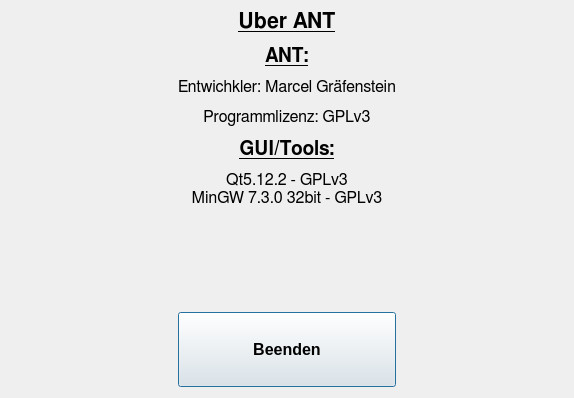
hrafnass/ANTv2, file src/gui/dialogs/main/aboutgamedialog.ui: the form before one commit.
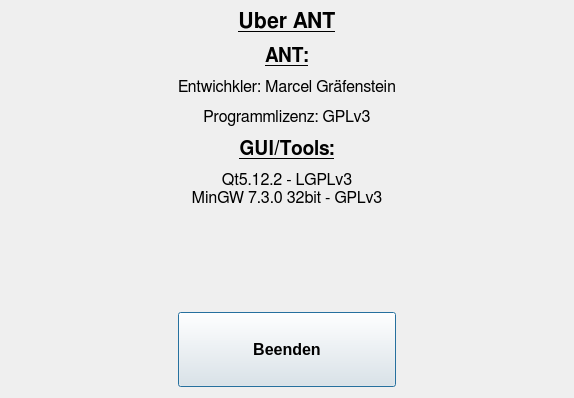
The form after the commit. Icons and pictures are not drawn.

```diff
--- a/src/gui/dialogs/main/aboutgamedialog.ui
+++ b/src/gui/dialogs/main/aboutgamedialog.ui
@@ -114,7 +114,7 @@
       </font>
      </property>
      <property name="text">
-      <string>&lt;html&gt;&lt;head/&gt;&lt;body&gt;&lt;p align=&quot;center&quot;&gt;&lt;span style=&quot; font-weight:600; text-decoration: underline;&quot;&gt;Über ANT&lt;/span&gt;&lt;/p&gt;&lt;p align=&quot;center&quot;&gt;&lt;span style=&quot; font-size:14pt; font-weight:600; text-decoration: underline;&quot;&gt;ANT:&lt;/span&gt;&lt;/p&gt;&lt;p align=&quot;center&quot;&gt;&lt;span style=&quot; font-size:12pt;&quot;&gt;Entwichkler: Marcel Gräfenstein&lt;/span&gt;&lt;/p&gt;&lt;p align=&quot;center&quot;&gt;&lt;span style=&quot; font-size:12pt;&quot;&gt;Programmlizenz: GPLv3&lt;/span&gt;&lt;/p&gt;&lt;p align=&quot;center&quot;&gt;&lt;span style=&quot; font-size:14pt; font-weight:600; text-decoration: underline;&quot;&gt;GUI/Tools:&lt;/span&gt;&lt;/p&gt;&lt;p align=&quot;center&quot;&gt;&lt;span style=&quot; font-size:12pt;&quot;&gt;Qt5.12.2 - GPLv3&lt;br/&gt;MinGW 7.3.0 32bit - GPLv3&lt;/span&gt;&lt;span style=&quot; font-size:10pt;&quot;&gt;&lt;br/&gt;&lt;/span&gt;&lt;/p&gt;&lt;/body&gt;&lt;/html&gt;</string>
+      <string>&lt;html&gt;&lt;head/&gt;&lt;body&gt;&lt;p align=&quot;center&quot;&gt;&lt;span style=&quot; font-weight:600; text-decoration: underline;&quot;&gt;Über ANT&lt;/span&gt;&lt;/p&gt;&lt;p align=&quot;center&quot;&gt;&lt;span style=&quot; font-size:14pt; font-weight:600; text-decoration: underline;&quot;&gt;ANT:&lt;/span&gt;&lt;/p&gt;&lt;p align=&quot;center&quot;&gt;&lt;span style=&quot; font-size:12pt;&quot;&gt;Entwichkler: Marcel Gräfenstein&lt;/span&gt;&lt;/p&gt;&lt;p align=&quot;center&quot;&gt;&lt;span style=&quot; font-size:12pt;&quot;&gt;Programmlizenz: GPLv3&lt;/span&gt;&lt;/p&gt;&lt;p align=&quot;center&quot;&gt;&lt;span style=&quot; font-size:14pt; font-weight:600; text-decoration: underline;&quot;&gt;GUI/Tools:&lt;/span&gt;&lt;/p&gt;&lt;p align=&quot;center&quot;&gt;&lt;span style=&quot; font-size:12pt;&quot;&gt;Qt5.12.2 - LGPLv3&lt;br/&gt;MinGW 7.3.0 32bit - GPLv3&lt;/span&gt;&lt;span style=&quot; font-size:10pt;&quot;&gt;&lt;br/&gt;&lt;/span&gt;&lt;/p&gt;&lt;/body&gt;&lt;/html&gt;</string>
      </property>
      <property name="textFormat">
       <enum>Qt::RichText</enum>
```
